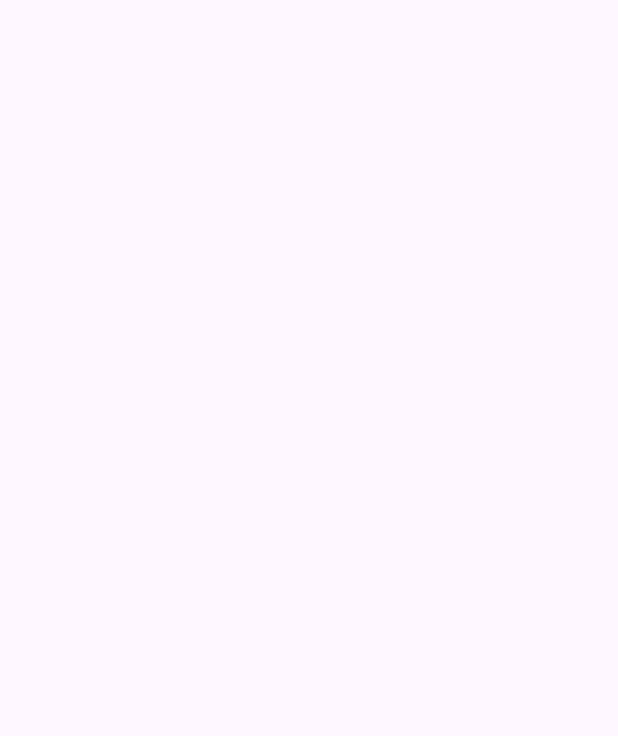
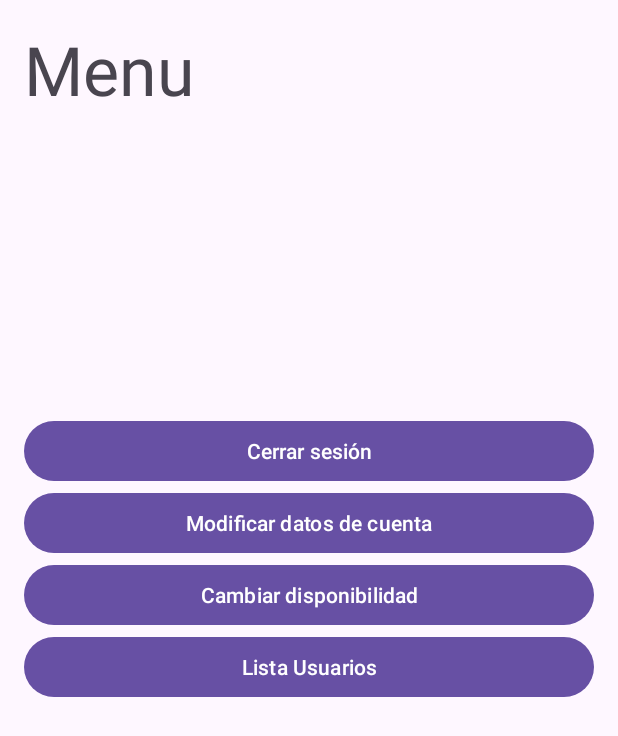
Before and after one commit to RenatoNegrete/taller3-firebase, an Android app: the screen it shows after launch once a user with an empty profile is signed in (HomeActivity before the commit, MainActivity2 after it), on a phone screen of 412 x 824 dp. Before the commit the part shown is empty. Shown: the top 736 px of the screen. Run offline under Robolectric (Android 15) with nearby library versions, the phone set to English and light mode, and no system bars; our stand-ins replace Firebase (no records; nobody signed in at launch, a user with empty details on screens opened directly).

Commit message:
Taller con todas las funcionalidades

```diff
--- a/app/build.gradle.kts
+++ b/app/build.gradle.kts
@@ -51,6 +51,8 @@ dependencies {
     implementation(libs.firebase.database.ktx)
     implementation(libs.play.services.location)
     implementation(libs.play.services.maps)
+    implementation(libs.firebase.storage.ktx)
+    implementation(libs.androidx.recyclerview)
     testImplementation(libs.junit)
     androidTestImplementation(libs.androidx.junit)
     androidTestImplementation(libs.androidx.espresso.core)
--- a/app/src/main/java/com/example/taller3_firebase/CrearCuentaActivity.kt
+++ b/app/src/main/java/com/example/taller3_firebase/CrearCuentaActivity.kt
@@ -88,6 +88,7 @@ class CrearCuentaActivity : AppCompatActivity() {
         val identificacion = binding.idNum.text.toString()
         val lat = latEdit.text.toString()
         val long = longEdit.text.toString()
+        val disp = true
 
         if (name.isEmpty() || apellido.isEmpty() || identificacion.isEmpty() || lat.isEmpty() || long.isEmpty()) {
             Toast.makeText(this, "Please fill out all fields", Toast.LENGTH_SHORT).show()
@@ -110,6 +111,7 @@ class CrearCuentaActivity : AppCompatActivity() {
                     "identification" to identificacion,
                     "latitude" to lat,
                     "longitude" to long,
+                    "disp" to disp,
                 )
                 database.child(userId).setValue(userInfo).addOnCompleteListener {
                     Toast.makeText(
--- a/app/src/main/java/com/example/taller3_firebase/MainActivity.kt
+++ b/app/src/main/java/com/example/taller3_firebase/MainActivity.kt
@@ -59,7 +59,7 @@ class MainActivity : AppCompatActivity() {
 
     private fun updateUI(currentUser: FirebaseUser?) {
         if (currentUser != null) {
-            val intent = Intent(baseContext, HomeActivity::class.java)
+            val intent = Intent(baseContext, MainActivity2::class.java)
             intent.putExtra("user", currentUser.email)
             startActivity(intent)
         } else {
--- /dev/null
+++ b/app/src/main/java/com/example/taller3_firebase/MainActivity2.kt
@@ -0,0 +1,72 @@
+package com.example.taller3_firebase
+
+
+import android.content.Intent
+import android.os.Bundle
+import androidx.appcompat.app.AppCompatActivity
+import android.widget.Toast
+import com.google.firebase.auth.FirebaseAuth
+import com.google.firebase.database.FirebaseDatabase
+import com.example.taller3_firebase.databinding.ActivityMain2Binding
+
+class MainActivity2 : AppCompatActivity() {
+
+    private lateinit var binding: ActivityMain2Binding
+    private lateinit var auth: FirebaseAuth
+    private lateinit var database: FirebaseDatabase
+
+
+    override fun onCreate(savedInstanceState: Bundle?) {
+        super.onCreate(savedInstanceState)
+        binding = ActivityMain2Binding.inflate(layoutInflater)
+        setContentView(binding.root)
+
+        auth = FirebaseAuth.getInstance()
+        database = FirebaseDatabase.getInstance()
+        binding.btnCerrarSesion.setOnClickListener {
+            cerrarSesion()
+        }
+        binding.btnModificarDatos.setOnClickListener {
+            modificarDatos()
+        }
+        binding.btnCambiarDisponibilidad.setOnClickListener {
+            cambiarDisponibilidad()
+        }
+        binding.btnlista.setOnClickListener {
+            val intent: Intent = Intent(this, ListaUsuarioActivity::class.java)
+            startActivity(intent)
+
+        }
+
+    }
+
+    private fun cerrarSesion() {
+        auth.signOut()
+        Toast.makeText(this, "Sesión cerrada", Toast.LENGTH_SHORT).show()
+        val intent = Intent(this, MainActivity::class.java)
+        startActivity(intent)
+        finish()
+    }
+
+    private fun modificarDatos() {
+        val intent = Intent(this, ModificarActivity::class.java)
+        startActivity(intent)
+    }
+
+    private fun cambiarDisponibilidad() {
+        val userId = auth.currentUser?.uid ?: return
+
+        val userRef = database.getReference("usuarios").child(userId)
+
+        userRef.child("disponible").get().addOnSuccessListener { snapshot ->
+            val disponible = snapshot.value as? Boolean ?: false
+            userRef.child("disponible").setValue(!disponible)
+                .addOnSuccessListener {
+                    Toast.makeText(this, "Disponibilidad actualizada a ${!disponible}", Toast.LENGTH_SHORT).show()
+                }
+                .addOnFailureListener {
+                    Toast.makeText(this, "Error al cambiar disponibilidad", Toast.LENGTH_SHORT).show()
+                }
+        }
+    }
+}
--- /dev/null
+++ b/app/src/main/res/layout/activity_main2.xml
@@ -0,0 +1,36 @@
+<?xml version="1.0" encoding="utf-8"?>
+<LinearLayout xmlns:android="http://schemas.android.com/apk/res/android"
+    android:layout_width="match_parent"
+    android:layout_height="match_parent"
+    android:orientation="vertical"
+    android:padding="16dp">
+    <TextView
+        android:layout_width="wrap_content"
+        android:layout_height="wrap_content"
+        android:text="Menu"
+        android:textSize="45dp"/>
+    <Button
+        android:id="@+id/btnCerrarSesion"
+        android:layout_width="match_parent"
+        android:layout_height="wrap_content"
+        android:text="Cerrar sesión"
+        android:layout_marginTop="200dp"/>
+
+    <Button
+        android:id="@+id/btnModificarDatos"
+        android:layout_width="match_parent"
+        android:layout_height="wrap_content"
+        android:text="Modificar datos de cuenta" />
+
+    <Button
+        android:id="@+id/btnCambiarDisponibilidad"
+        android:layout_width="match_parent"
+        android:layout_height="wrap_content"
+        android:text="Cambiar disponibilidad" />
+    <Button
+        android:id="@+id/btnlista"
+        android:layout_width="match_parent"
+        android:layout_height="wrap_content"
+        android:text="Lista Usuarios" />
+
+</LinearLayout>
--- a/gradle/libs.versions.toml
+++ b/gradle/libs.versions.toml
@@ -14,6 +14,8 @@ firebaseAuth = "23.1.0"
 firebaseDatabaseKtx = "21.0.0"
 playServicesLocation = "21.3.0"
 playServicesMaps = "19.0.0"
+firebaseStorageKtx = "21.0.1"
+recyclerview = "1.3.2"
 
 [libraries]
 androidx-core-ktx = { group = "androidx.core", name = "core-ktx", version.ref = "coreKtx" }
@@ -28,6 +30,8 @@ firebase-auth = { group = "com.google.firebase", name = "firebase-auth", version
 firebase-database-ktx = { group = "com.google.firebase", name = "firebase-database-ktx", version.ref = "firebaseDatabaseKtx" }
 play-services-location = { group = "com.google.android.gms", name = "play-services-location", version.ref = "playServicesLocation" }
 play-services-maps = { group = "com.google.android.gms", name = "play-services-maps", version.ref = "playServicesMaps" }
+firebase-storage-ktx = { group = "com.google.firebase", name = "firebase-storage-ktx", version.ref = "firebaseStorageKtx" }
+androidx-recyclerview = { group = "androidx.recyclerview", name = "recyclerview", version.ref = "recyclerview" }
 
 [plugins]
 android-application = { id = "com.android.application", version.ref = "agp" }
```
Also changed, not shown: app/src/main/AndroidManifest.xml (+12 -0 lines), app/src/main/java/com/example/taller3_firebase/ListaUsuarioActivity.kt (added, +61 -0 lines), app/src/main/java/com/example/taller3_firebase/MapaActivity.kt (added, +83 -0 lines), app/src/main/java/com/example/taller3_firebase/ModificarActivity.kt (added, +105 -0 lines), app/src/main/java/com/example/taller3_firebase/Usuario.kt (added, +7 -0 lines), app/src/main/java/com/example/taller3_firebase/UsuarioAdapter.kt (added, +36 -0 lines), app/src/main/res/layout/activity_lista_usuario.xml (added, +12 -0 lines), app/src/main/res/layout/activity_mapa.xml (added, +11 -0 lines), app/src/main/res/layout/activity_modificar.xml (added, +76 -0 lines), app/src/main/res/layout/usuario_adapter.xml (added, +21 -0 lines).
